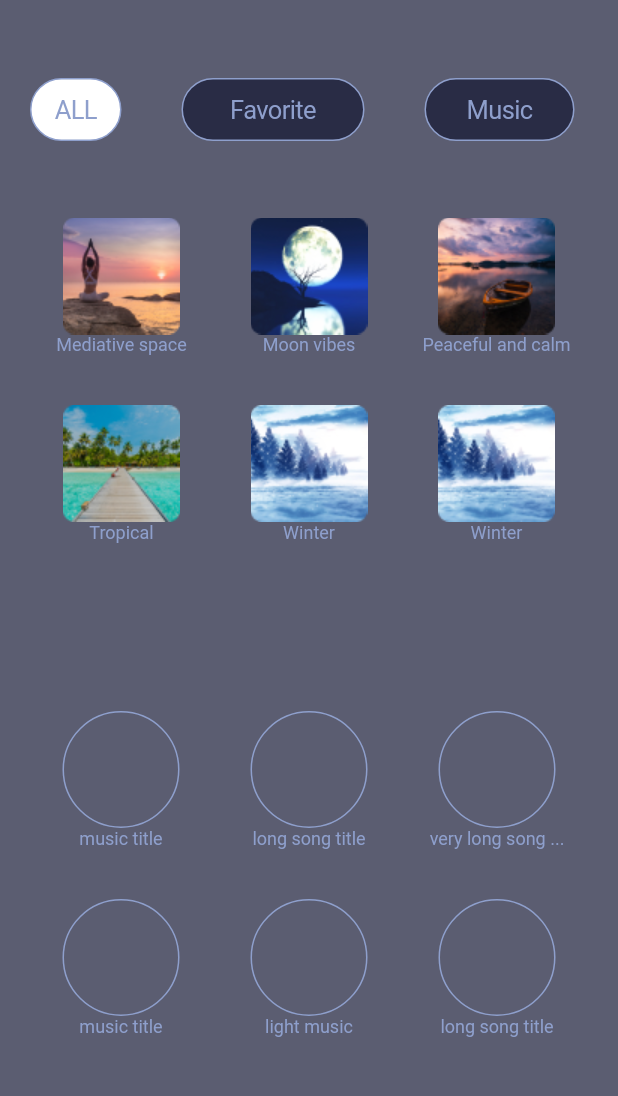
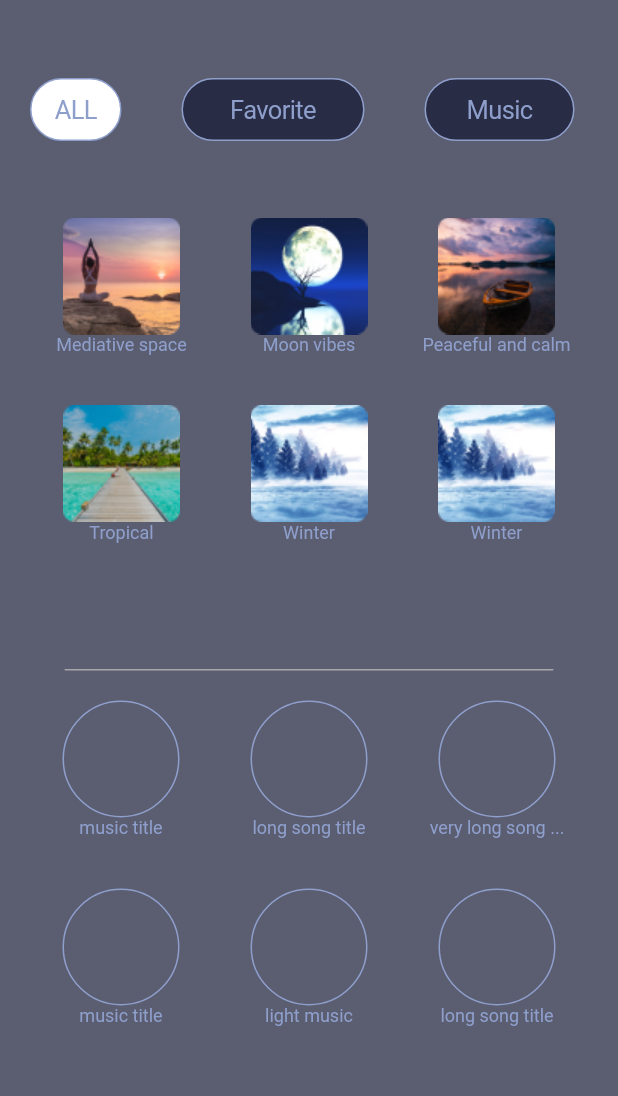
Before and after one commit to bsu-leschik/sleep_app, a Flutter app: the screen it shows after launch, on a phone screen of 412 x 824 dp, the part 84-1180 px from its top. Run offline on Flutter 3.47's test engine with Material 2 defaults, Android fonts, the phone set to English and light mode, and no system bars; our stand-ins replace animated_background, flutter_svg, go_router, smooth_page_indicator, url_strategy.

Commit message:
Line is done

```diff
--- a/lib/melody_widget/fiveframewidget.dart
+++ b/lib/melody_widget/fiveframewidget.dart
@@ -17,7 +17,8 @@ class _MelodyWidgetState extends State<MelodyWidget> {
     return Scaffold(
       backgroundColor: const Color.fromRGBO(20, 23, 51, 0.7),
       body: SafeArea(
-        child: Stack(children: [
+        child: Stack(
+          children: [
             Column(
               children: [
                 Row(
@@ -68,23 +69,23 @@ class _MelodyWidgetState extends State<MelodyWidget> {
                   height: 15,
                 ),
                 const ImageMusicWidget(),
-              const SizedBox(
-                height: 15,
+                SizedBox(
+                  height: 1,
+                  child: Container(
+                    alignment: Alignment.topCenter,
+                    width: MediaQuery.of(context).size.width - 86,
+                    height: 1,
+                    decoration: BoxDecoration(
+                      color: const Color(0xffa7a7ab),
+                      borderRadius: BorderRadius.circular(2),
+                    ),
+                  ),
                 ),
                 const BlockedMusicWidget(),
-
-              // Container(
-              //   alignment: Alignment.bottomCenter,
-              //   width: 304,
-              //   height: 1,
-              //   decoration: BoxDecoration(
-              //     color: const Color(0xffa7a7ab),
-              //     borderRadius: BorderRadius.circular(2),
-              //   ),
-              // ),
               ],
             ),
-        ]),
+          ],
+        ),
       ),
     );
   }
```
Lines whose indentation alone changed are shown as unchanged.
